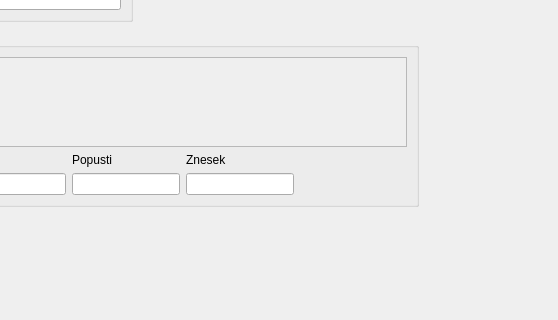
Qt form projekti.ui (bubi-luka/BubiRacun) before a commit; both pictures show x 292 to 850 and y 347 to 667 of the 850 by 771 pixel window.
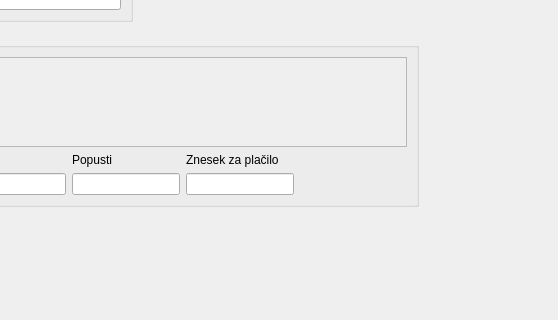
The same form after that commit.

What changed in the file:
```diff
--- a/projekti.ui
+++ b/projekti.ui
@@ -235,7 +235,7 @@
             <item row="0" column="3">
              <widget class="QLabel" name="label_11">
               <property name="text">
-               <string>Znesek</string>
+               <string>Znesek za plačilo</string>
               </property>
              </widget>
             </item>
```
Left out of the diff: 2 changed lines with no effect on the pictures.
